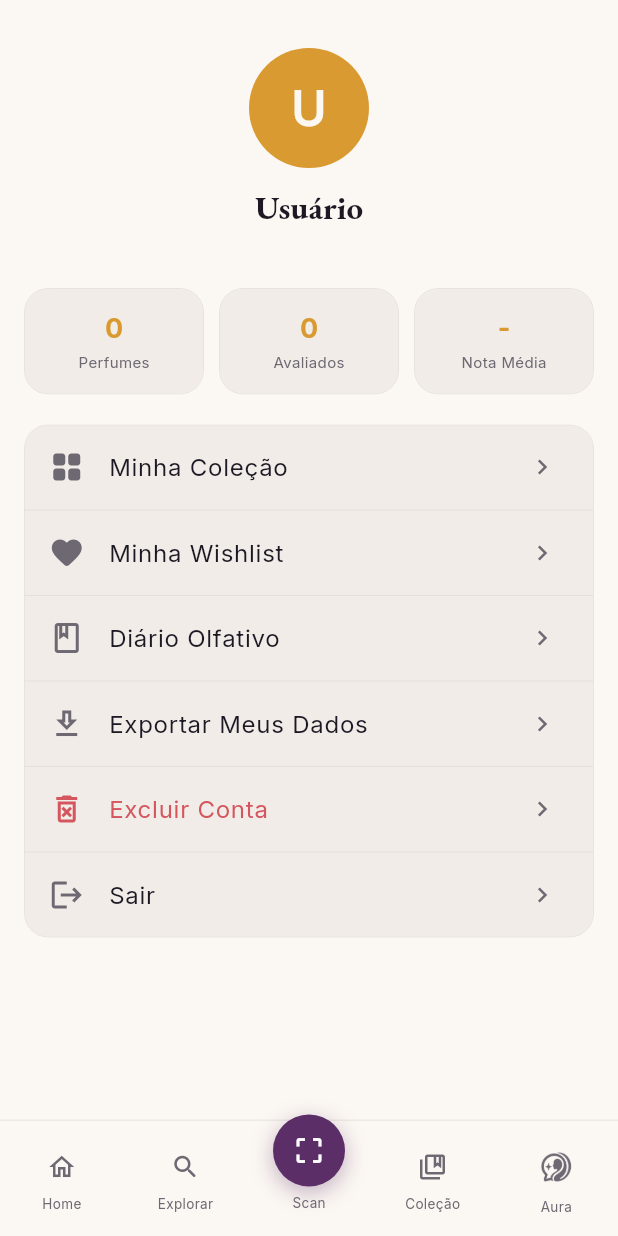
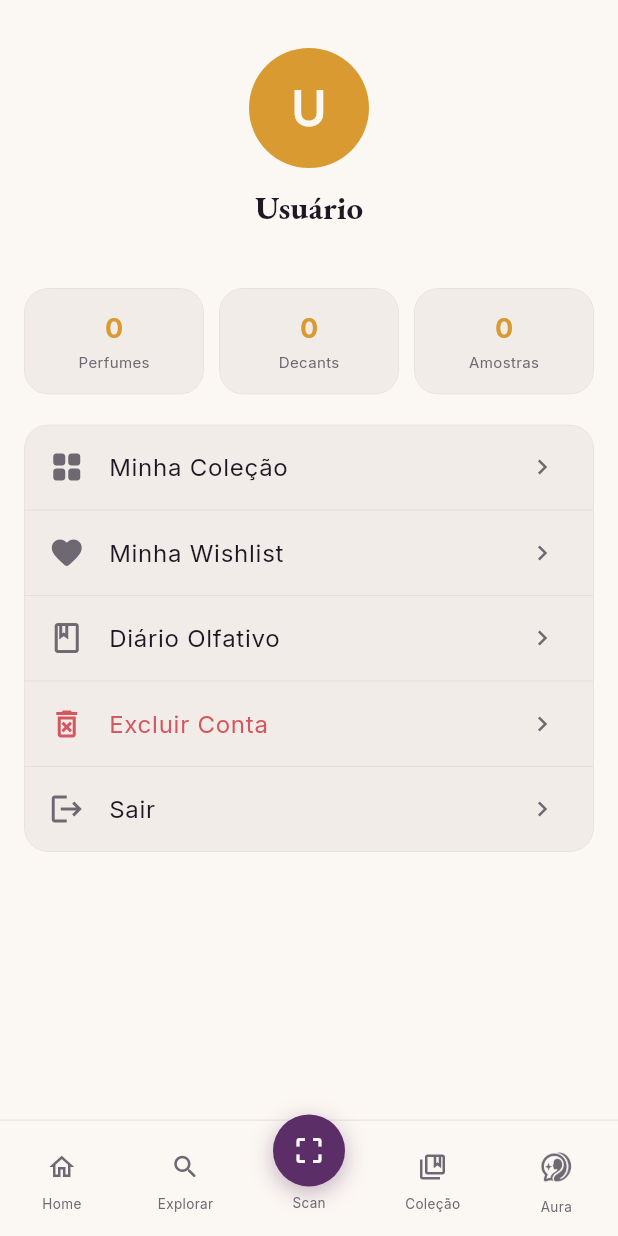
Before and after one commit to tenqueiroga/essencia-app, a Flutter app: the ProfilePage screen opened by its route, on a phone screen of 412 x 824 dp. Run offline on Flutter 3.47's test engine with Material 3 defaults, Android fonts, the phone set to English and light mode, and no system bars; our stand-ins replace cached_network_image, camera, dio, flutter_riverpod, flutter_secure_storage, flutter_svg and 5 more; missing offline and left inert: dart:html, dart:js_util, dart:ui_web; accounts and stored records are empty; network calls fail.

Commit message:
fix: remove dupe source, export button, fix profile stats, increase desc limit to 300

```diff
--- a/lib/features/profile/presentation/profile_page.dart
+++ b/lib/features/profile/presentation/profile_page.dart
@@ -74,9 +74,9 @@ class _ProfilePageState extends ConsumerState<ProfilePage> {
               Row(children: [
                 Expanded(child: _StatCard(label: 'Perfumes', value: '${_stats?['total'] ?? 0}')),
                 const SizedBox(width: 10),
-                Expanded(child: _StatCard(label: 'Avaliados', value: '${_stats?['rated'] ?? 0}')),
+                Expanded(child: _StatCard(label: 'Decants', value: '${_stats?['decants'] ?? 0}')),
                 const SizedBox(width: 10),
-                Expanded(child: _StatCard(label: 'Nota Média', value: '${_stats?['average_rating'] ?? '-'}')),
+                Expanded(child: _StatCard(label: 'Amostras', value: '${_stats?['samples'] ?? 0}')),
               ]),
               const SizedBox(height: 20),
 
@@ -132,8 +132,6 @@ class _ProfilePageState extends ConsumerState<ProfilePage> {
                   _SettingsTile(icon: Icons.favorite_rounded, title: 'Minha Wishlist', onTap: () => context.push('/wishlist')),
                   const Divider(color: OlfatoTokens.borderLight, height: 1),
                   _SettingsTile(icon: Icons.book_outlined, title: 'Diário Olfativo', onTap: () => context.go('/journal')),
-                  const Divider(color: OlfatoTokens.borderLight, height: 1),
-                  _SettingsTile(icon: Icons.download_outlined, title: 'Exportar Meus Dados', onTap: _exportData),
                   const Divider(color: OlfatoTokens.borderLight, height: 1),
                   _SettingsTile(icon: Icons.delete_forever_outlined, title: 'Excluir Conta', titleColor: OlfatoTokens.error, onTap: _deleteAccount),
                   const Divider(color: OlfatoTokens.borderLight, height: 1),
```
Also changed, not shown: lib/features/perfume_detail/presentation/perfume_detail_page.dart (+2 -14 lines).
